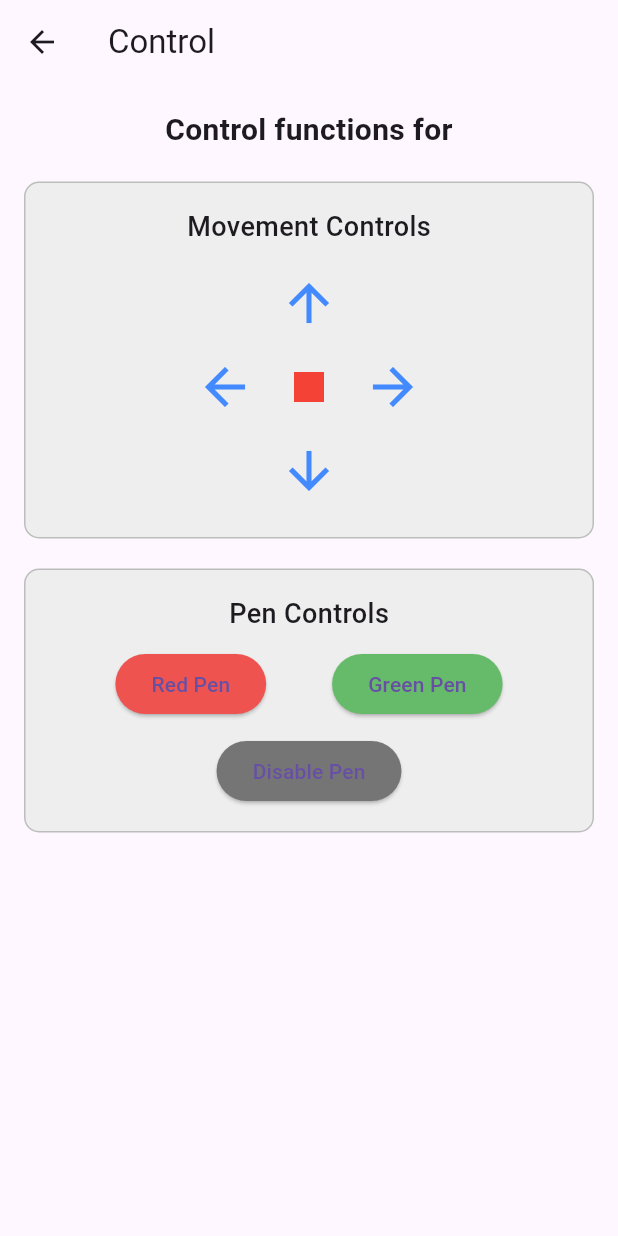
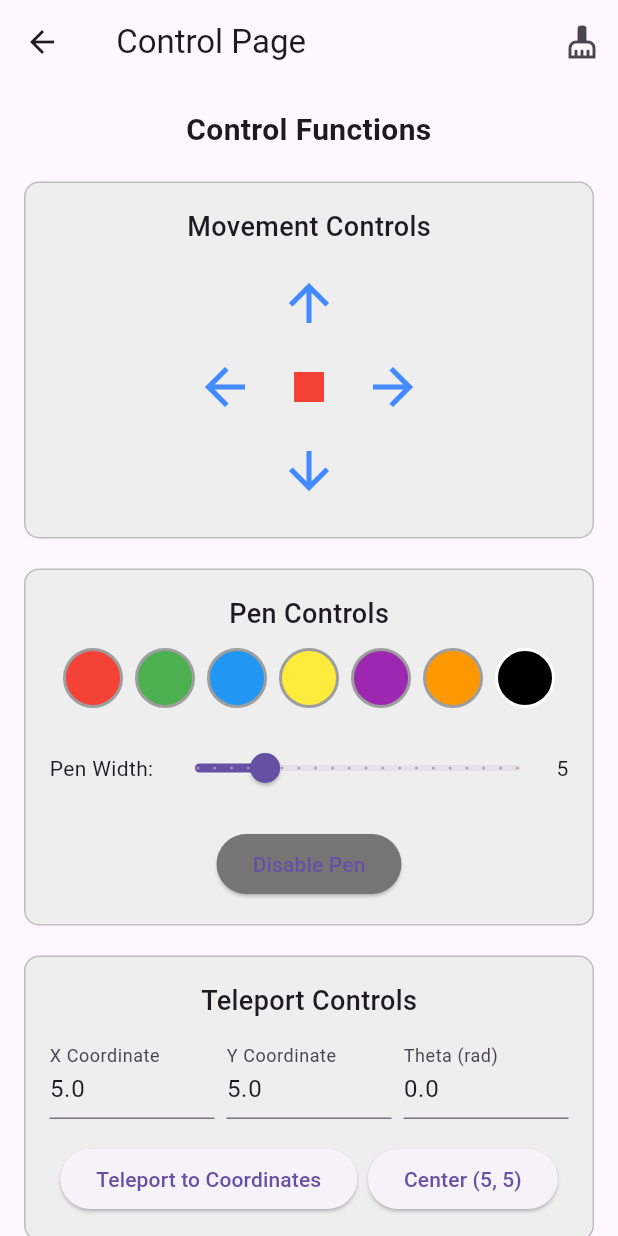
Before and after one commit to sms1875/Flutter-ROS2, a Flutter app: the TurtleControlPage screen opened directly with empty values, on a phone screen of 412 x 824 dp. Run offline on Flutter 3.47's test engine with Material 3 defaults, Android fonts, the phone set to English and light mode, and no system bars.

Commit message:
feat: absolute, clear 추가 setpen 수정

```diff
--- a/turtlesim_control/lib/src/models/turtle.dart
+++ b/turtlesim_control/lib/src/models/turtle.dart
@@ -10,6 +10,10 @@ Map<String, dynamic> spawnService(double x, double y, double theta) {
 
 Map<String, dynamic> killService(String name) {
   return Service(name: "/kill").callService({"name": name});
+}
+
+Map<String, dynamic> clearService() {
+  return Service(name: "/clear").callService({});
 }
 
 class Turtlesim {
@@ -70,9 +74,4 @@ class Turtlesim {
       "width": width,
     });
   }
-
-  // 화면을 지우는 서비스 호출 메시지 생성
-  Map<String, dynamic> callClear() {
-    return clearService.callService({});
-  }
 }
--- a/turtlesim_control/lib/src/providers/ros_cli_manager.dart
+++ b/turtlesim_control/lib/src/providers/ros_cli_manager.dart
@@ -155,4 +155,22 @@ class RosCliManager extends ChangeNotifier {
     print(
         "펜 설정: $namespace - off: ${off ? 1 : 0}, color: ($r, $g, $b), width: $width");
   }
+
+  void teleportTurtle(String namespace, double x, double y, double theta) {
+    if (!_isConnected || turtles[namespace] == null) return;
+
+    final teleportRequest =
+        turtles[namespace]!.callTeleportAbsolute(x, y, theta);
+    _socket!.add(jsonEncode(teleportRequest));
+    print("거북이 앱솔루트 이동: $namespace - x: $x, y: $y, theta: $theta");
+  }
+
+  void clearScreen() {
+    if (!_isConnected) return;
+
+    final clearRequest = clearService();
+    _socket!.add(jsonEncode(clearRequest));
+
+    print("화면 클리어 요청");
+  }
 }
--- a/turtlesim_control/lib/src/screens/turtle_control_page.dart
+++ b/turtlesim_control/lib/src/screens/turtle_control_page.dart
@@ -1,7 +1,7 @@
 import 'package:flutter/material.dart';
 import '../providers/ros_cli_manager.dart';
 
-class TurtleControlPage extends StatelessWidget {
+class TurtleControlPage extends StatefulWidget {
   final String namespace;
   final RosCliManager rosCliManager;
 
@@ -12,93 +12,332 @@ class TurtleControlPage extends StatelessWidget {
   });
 
   @override
+  State<TurtleControlPage> createState() => _TurtleControlPageState();
+}
+
+class _TurtleControlPageState extends State<TurtleControlPage> {
+  Color selectedColor = Colors.black;
+  double penWidth = 5.0;
+  final TextEditingController xController = TextEditingController(text: '5.0');
+  final TextEditingController yController = TextEditingController(text: '5.0');
+  final TextEditingController thetaController =
+      TextEditingController(text: '0.0');
+
+  @override
+  void dispose() {
+    xController.dispose();
+    yController.dispose();
+    thetaController.dispose();
+    super.dispose();
+  }
+
+  void _updatePen() {
+    int r = selectedColor.red;
+    int g = selectedColor.green;
+    int b = selectedColor.blue;
+    widget.rosCliManager.setTurtlePen(
+      widget.namespace,
+      false,
+      r,
+      g,
+      b,
+      penWidth.round(),
+    );
+  }
+
+  void _handleTeleport() {
+    try {
+      double x = double.parse(xController.text);
+      double y = double.parse(yController.text);
+      double theta = double.parse(thetaController.text);
+      widget.rosCliManager.teleportTurtle(widget.namespace, x, y, theta);
+    } catch (e) {
+      ScaffoldMessenger.of(context).showSnackBar(
+        const SnackBar(content: Text('Please enter valid numbers')),
+      );
+    }
+  }
+
+  @override
   Widget build(BuildContext context) {
     return Scaffold(
       appBar: AppBar(
-        title: Text("Control $namespace"),
+        title: Text("${widget.namespace} Control Page"),
+        actions: [
+          IconButton(
+            icon: const Icon(Icons.cleaning_services),
+            onPressed: widget.rosCliManager.clearScreen,
+            tooltip: "Clear Screen",
           ),
-      body: Padding(
+        ],
+      ),
+      body: SingleChildScrollView(
         padding: const EdgeInsets.all(16.0),
         child: Column(
           crossAxisAlignment: CrossAxisAlignment.stretch,
           children: [
-            _buildTitle("Control functions for $namespace"),
+            SectionTitle("Control Functions"),
             const SizedBox(height: 20),
-            _buildMovementControls(),
+            MovementControls(onMove: widget.rosCliManager.moveTurtle),
             const SizedBox(height: 20),
-            _buildPenControls(),
+            PenControls(
+              selectedColor: selectedColor,
+              onColorChange: (color) => setState(() {
+                selectedColor = color;
+                _updatePen();
+              }),
+              penWidth: penWidth,
+              onWidthChange: (value) => setState(() {
+                penWidth = value;
+                _updatePen();
+              }),
+              disablePen: () => widget.rosCliManager.setTurtlePen(
+                widget.namespace,
+                true,
+                0,
+                0,
+                0,
+                0,
+              ),
+            ),
+            const SizedBox(height: 20),
+            TeleportControls(
+              xController: xController,
+              yController: yController,
+              thetaController: thetaController,
+              onTeleport: _handleTeleport,
+              onCenter: () => widget.rosCliManager
+                  .teleportTurtle(widget.namespace, 5.0, 5.0, 0.0),
+            ),
           ],
         ),
       ),
     );
   }
+}
 
-  Widget _buildTitle(String title) {
+class SectionTitle extends StatelessWidget {
+  final String title;
+
+  const SectionTitle(this.title, {super.key});
+
+  @override
+  Widget build(BuildContext context) {
     return Text(
       title,
       style: const TextStyle(fontSize: 20, fontWeight: FontWeight.bold),
       textAlign: TextAlign.center,
     );
   }
+}
 
-  Widget _buildMovementControls() {
+class MovementControls extends StatelessWidget {
+  final Function(String, double, double) onMove;
+
+  const MovementControls({super.key, required this.onMove});
+
+  @override
+  Widget build(BuildContext context) {
     return _buildContainer(
       title: "Movement Controls",
       child: Column(
         children: [
-          _buildIconButton(Icons.arrow_upward, "Up",
-              () => rosCliManager.moveTurtle(namespace, 2.0, 0.0)),
+          _buildIconButton(
+            Icons.arrow_upward,
+            "Up",
+            () => onMove("namespace", 2.0, 0.0),
+          ),
           Row(
             mainAxisAlignment: MainAxisAlignment.center,
             children: [
-              _buildIconButton(Icons.arrow_back, "Left",
-                  () => rosCliManager.moveTurtle(namespace, 0.0, 2.0)),
               _buildIconButton(
-                  Icons.stop, "Stop", () => rosCliManager.stopTurtle(namespace),
-                  color: Colors.red),
-              _buildIconButton(Icons.arrow_forward, "Right",
-                  () => rosCliManager.moveTurtle(namespace, 0.0, -2.0)),
+                Icons.arrow_back,
+                "Left",
+                () => onMove("namespace", 0.0, 2.0),
+              ),
+              _buildIconButton(
+                Icons.stop,
+                "Stop",
+                () => onMove("namespace", 0.0, 0.0),
+                color: Colors.red,
+              ),
+              _buildIconButton(
+                Icons.arrow_forward,
+                "Right",
+                () => onMove("namespace", 0.0, -2.0),
+              ),
             ],
           ),
-          _buildIconButton(Icons.arrow_downward, "Down",
-              () => rosCliManager.moveTurtle(namespace, -2.0, 0.0)),
+          _buildIconButton(
+            Icons.arrow_downward,
+            "Down",
+            () => onMove("namespace", -2.0, 0.0),
+          ),
         ],
       ),
     );
   }
 
-  Widget _buildPenControls() {
+  Widget _buildIconButton(IconData icon, String tooltip, VoidCallback onPressed,
+      {Color color = Colors.blueAccent}) {
+    return IconButton(
+      icon: Icon(icon),
+      onPressed: onPressed,
+      iconSize: 40,
+      color: color,
+      tooltip: tooltip,
+    );
+  }
+}
+
+class PenControls extends StatelessWidget {
+  final Color selectedColor;
+  final ValueChanged<Color> onColorChange;
+  final double penWidth;
+  final ValueChanged<double> onWidthChange;
+  final VoidCallback disablePen;
+
+  const PenControls({
+    super.key,
+    required this.selectedColor,
+    required this.onColorChange,
+    required this.penWidth,
+    required this.onWidthChange,
+    required this.disablePen,
+  });
+
+  @override
+  Widget build(BuildContext context) {
     return _buildContainer(
       title: "Pen Controls",
       child: Column(
         children: [
+          Wrap(
+            spacing: 8,
+            runSpacing: 8,
+            children: [
+              Colors.red,
+              Colors.green,
+              Colors.blue,
+              Colors.yellow,
+              Colors.purple,
+              Colors.orange,
+              Colors.black,
+            ].map((color) {
+              return InkWell(
+                onTap: () => onColorChange(color),
+                child: Container(
+                  width: 40,
+                  height: 40,
+                  decoration: BoxDecoration(
+                    color: color,
+                    border: Border.all(
+                      color:
+                          selectedColor == color ? Colors.white : Colors.grey,
+                      width: 2,
+                    ),
+                    borderRadius: BorderRadius.circular(20),
+                  ),
+                ),
+              );
+            }).toList(),
+          ),
+          const SizedBox(height: 16),
           Row(
-            mainAxisAlignment: MainAxisAlignment.spaceEvenly,
             children: [
-              _buildPenButton(
-                  "Red Pen",
-                  Colors.red[400]!,
-                  () => rosCliManager.setTurtlePen(
-                      namespace, false, 255, 0, 0, 5)),
-              _buildPenButton(
-                  "Green Pen",
-                  Colors.green[400]!,
-                  () => rosCliManager.setTurtlePen(
-                      namespace, false, 0, 255, 0, 5)),
+              const Text('Pen Width: '),
+              Expanded(
+                child: Slider(
+                  value: penWidth,
+                  min: 1,
+                  max: 20,
+                  divisions: 19,
+                  label: penWidth.round().toString(),
+                  onChanged: onWidthChange,
+                ),
+              ),
+              Text(penWidth.round().toString()),
             ],
           ),
-          const SizedBox(height: 10),
+          const SizedBox(height: 16),
           ElevatedButton(
-            onPressed: () =>
-                rosCliManager.setTurtlePen(namespace, true, 0, 0, 0, 0),
-            style: ElevatedButton.styleFrom(
-              backgroundColor: Colors.grey[600],
-            ),
+            onPressed: disablePen,
+            style: ElevatedButton.styleFrom(backgroundColor: Colors.grey[600]),
             child: const Text("Disable Pen"),
           ),
         ],
       ),
     );
+  }
+}
+
+class TeleportControls extends StatelessWidget {
+  final TextEditingController xController;
+  final TextEditingController yController;
+  final TextEditingController thetaController;
+  final VoidCallback onTeleport;
+  final VoidCallback onCenter;
+
+  const TeleportControls({
+    super.key,
+    required this.xController,
+    required this.yController,
+    required this.thetaController,
+    required this.onTeleport,
+    required this.onCenter,
+  });
+
+  @override
+  Widget build(BuildContext context) {
+    return _buildContainer(
+      title: "Teleport Controls",
+      child: Column(
+        children: [
+          Row(
+            children: [
+              Expanded(
+                child: TextField(
+                  controller: xController,
+                  decoration: const InputDecoration(labelText: 'X Coordinate'),
+                  keyboardType: TextInputType.number,
+                ),
+              ),
+              const SizedBox(width: 8),
+              Expanded(
+                child: TextField(
+                  controller: yController,
+                  decoration: const InputDecoration(labelText: 'Y Coordinate'),
+                  keyboardType: TextInputType.number,
+                ),
+              ),
+              const SizedBox(width: 8),
+              Expanded(
+                child: TextField(
+                  controller: thetaController,
+                  decoration: const InputDecoration(labelText: 'Theta (rad)'),
+                  keyboardType: TextInputType.number,
+                ),
+              ),
+            ],
+          ),
+          const SizedBox(height: 16),
+          Row(
+            mainAxisAlignment: MainAxisAlignment.spaceEvenly,
+            children: [
+              ElevatedButton(
+                onPressed: onTeleport,
+                child: const Text("Teleport to Coordinates"),
+              ),
+              ElevatedButton(
+                onPressed: onCenter,
+                child: const Text("Center (5, 5)"),
+              ),
+            ],
+          ),
+        ],
+      ),
+    );
+  }
 }
 
 Widget _buildContainer({required String title, required Widget child}) {
@@ -121,23 +360,3 @@ class TurtleControlPage extends StatelessWidget {
     ),
   );
 }
-
-  Widget _buildIconButton(IconData icon, String tooltip, VoidCallback onPressed,
-      {Color color = Colors.blueAccent}) {
-    return IconButton(
-      icon: Icon(icon),
-      onPressed: onPressed,
-      iconSize: 40,
-      color: color,
-      tooltip: tooltip,
-    );
-  }
-
-  Widget _buildPenButton(String label, Color color, VoidCallback onPressed) {
-    return ElevatedButton(
-      onPressed: onPressed,
-      style: ElevatedButton.styleFrom(backgroundColor: color),
-      child: Text(label),
-    );
-  }
-}
```
Lines whose indentation alone changed are shown as unchanged.
